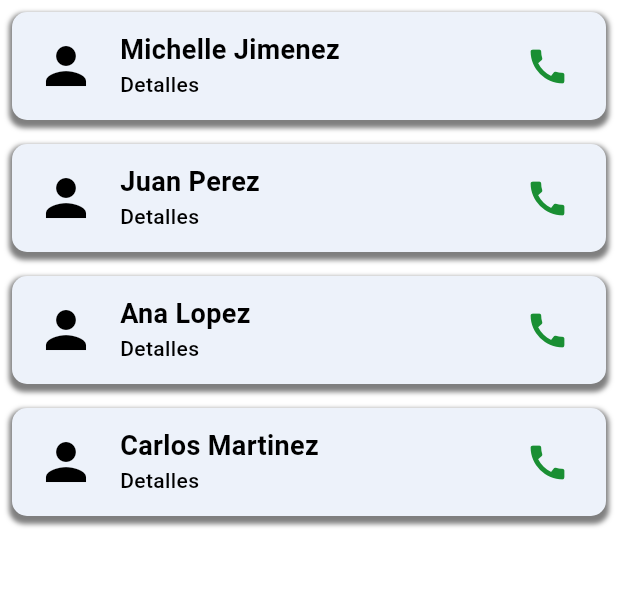
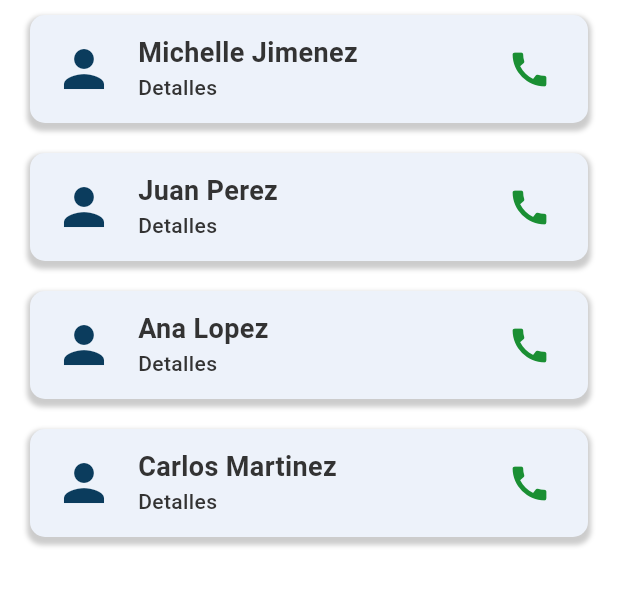
Before and after one commit to MichDlc03/movil_rec, a Flutter app: the screen it shows after launch, after a tap on "Iniciar sesión", after a tap on the "menu" icon, after a tap on the "more vert" icon, on a phone screen of 412 x 824 dp, the part 84-690 px from its top. Run offline on Flutter 3.47's test engine with Material 3 defaults, Android fonts, the phone set to English and light mode, and no system bars; our stand-ins replace carousel_slider, google_fonts; Roboto replaces fonts that are missing (Dosis).

Commit message:
cambio de colores completos

```diff
--- a/lib/pages/login_page.dart
+++ b/lib/pages/login_page.dart
@@ -22,10 +22,11 @@ class _LoginPageState extends State<LoginPage> {
             begin: Alignment.topLeft,
             end: Alignment.bottomRight,
             colors: [
-              Color.fromARGB(255, 126, 126, 126),
-              Color(0xff0A0A0A),
-              Color.fromARGB(255, 0, 0, 0),
-              Color.fromARGB(255, 126, 126, 126),
+              Color.fromARGB(255, 159, 187, 243),
+              Color(0xff154367),
+              Color(0xff154367),
+              Color(0xff154367),
+              Color.fromARGB(255, 159, 187, 243),
             ],
           ),
         ),
@@ -86,7 +87,7 @@ class _LoginPageState extends State<LoginPage> {
                 textAlign: TextAlign.center,
                 style: GoogleFonts.dosis(
                     textStyle: Theme.of(context).textTheme.displayLarge,
-                    fontSize: 20,
+                    fontSize: 18,
                     fontWeight: FontWeight.w600,
                     color: Colors.white),
               ),
@@ -117,7 +118,7 @@ class _LoginPageState extends State<LoginPage> {
 
   Widget _buttonSingUp() {
     return MaterialButton(
-        color: const Color.fromARGB(255, 46, 46, 46),
+        color: const Color(0xffEDF2FA),
         onPressed: () {
           Navigator.pushReplacementNamed(context, 'ListaDeProspectos');
         },
@@ -130,7 +131,7 @@ class _LoginPageState extends State<LoginPage> {
             style: GoogleFonts.dosis(
                 textStyle: Theme.of(context).textTheme.displayLarge,
                 fontSize: 20,
-                fontWeight: FontWeight.w800,
-                color: Colors.white)));
+                fontWeight: FontWeight.w700,
+                color: const Color(0xff333333))));
   }
 }
--- a/lib/pages/splash.dart
+++ b/lib/pages/splash.dart
@@ -28,10 +28,11 @@ class SplashState extends State<Splash> {
             begin: Alignment.topLeft,
             end: Alignment.bottomRight,
             colors: [
-              Color.fromARGB(255, 126, 126, 126),
-              Color(0xff0A0A0A),
-              Color.fromARGB(255, 0, 0, 0),
-              Color.fromARGB(255, 126, 126, 126),
+              Color.fromARGB(255, 159, 187, 243),
+              Color(0xff154367),
+              Color(0xff154367),
+              Color(0xff154367),
+              Color.fromARGB(255, 159, 187, 243),
             ],
           ),
         ),
--- a/lib/widgets/custom_drawer.dart
+++ b/lib/widgets/custom_drawer.dart
@@ -1,4 +1,5 @@
 import 'package:flutter/material.dart';
+import 'package:google_fonts/google_fonts.dart';
 
 class CustomDrawer extends StatelessWidget {
   const CustomDrawer({super.key});
@@ -9,29 +10,49 @@ class CustomDrawer extends StatelessWidget {
       child: ListView(
         padding: EdgeInsets.zero,
         children: <Widget>[
-          const DrawerHeader(
-            decoration: BoxDecoration(
-              color:  Color(0xff0B3C5D),
+          DrawerHeader(
+            decoration: const BoxDecoration(
+              color: Color(0xff0B3C5D),
             ),
             child: Text(
               'Menú',
-              style: TextStyle(
-                color: Colors.white,
-                fontSize: 24,
-              ),
+              style: GoogleFonts.dosis(
+                  textStyle: Theme.of(context).textTheme.displayLarge,
+                  fontSize: 30,
+                  fontWeight: FontWeight.w600,
+                  color: Colors.white),
             ),
           ),
           ListTile(
-            leading: const Icon(Icons.home, color: Color(0xff0B3C5D),),
-            title: const Text('Inmuebles'),
+            leading: const Icon(
+              Icons.home,
+              color: Color(0xff0B3C5D),
+            ),
+            title: Text(
+              'Inmuebles',
+              style: GoogleFonts.dosis(
+                  textStyle: Theme.of(context).textTheme.displayLarge,
+                  fontSize: 20,
+                  fontWeight: FontWeight.w500,
+                  color: const Color(0xff010101)),
+            ),
             onTap: () {
               Navigator.pop(context);
               Navigator.pushNamed(context, 'ListaDeInmuebles');
             },
           ),
           ListTile(
-            leading: const Icon(Icons.person, color: Color(0xff0B3C5D),),
-            title: const Text('Asesores'),
+            leading: const Icon(
+              Icons.person,
+              color: Color(0xff0B3C5D),
+            ),
+            title: Text('Asesores',
+                style: GoogleFonts.dosis(
+                  textStyle: Theme.of(context).textTheme.displayLarge,
+                  fontSize: 20,
+                  fontWeight: FontWeight.w500,
+                  color: const Color(0xff010101),
+                )),
             onTap: () {
               Navigator.pop(context);
               Navigator.pushNamed(context, 'ListaDeProspectos');
--- a/lib/widgets/mi_lista_prospectos.dart
+++ b/lib/widgets/mi_lista_prospectos.dart
@@ -115,14 +115,15 @@ class _MiListaDeProspectosState extends State<MiListaDeProspectos> {
           itemBuilder: (context, index) {
             final prospecto = prospectos[index];
             return Padding(
-              padding: const EdgeInsets.all(8.0),
+              padding:
+                  const EdgeInsets.symmetric(vertical: 10.0, horizontal: 20.0),
               child: Container(
                 decoration: BoxDecoration(
                   color: const Color(0xffEDF2FA),
                   borderRadius: BorderRadius.circular(10),
                   boxShadow: [
                     BoxShadow(
-                      color: Colors.black.withOpacity(0.5),
+                      color: Colors.black.withOpacity(0.2),
                       spreadRadius: 2,
                       blurRadius: 2,
                       offset: const Offset(0, 3),
@@ -131,14 +132,14 @@ class _MiListaDeProspectosState extends State<MiListaDeProspectos> {
                 ),
                 child: ListTile(
                   leading: const Icon(Icons.person,
-                      color: Color(0xff000000), size: 40),
+                      color: Color(0xff0B3C5D), size: 40),
                   title: Text(
                     prospecto.nombre,
                     style: GoogleFonts.dosis(
                       textStyle: Theme.of(context).textTheme.bodyMedium,
                       fontSize: 18,
                       fontWeight: FontWeight.bold,
-                      color: Colors.black,
+                      color: const Color(0xff333333),
                     ),
                   ),
                   trailing: const Icon(Icons.call,
@@ -149,7 +150,7 @@ class _MiListaDeProspectosState extends State<MiListaDeProspectos> {
                       textStyle: Theme.of(context).textTheme.bodyMedium,
                       fontSize: 14,
                       fontWeight: FontWeight.w500,
-                      color: const Color(0xff000000),
+                      color: const Color(0xff333333),
                     ),
                   ),
                   onTap: () {
--- a/pubspec.yaml
+++ b/pubspec.yaml
@@ -61,6 +61,7 @@ flutter:
     - assets/imagenes/
     - assets/imagenes/icononegro.png
     - assets/imagenes/iconoblanco.png
+    - assets/imagenes/icon-rec.png
     - assets/imagenes/casa.jpg
     - assets/imagenes/casa2.jpg
     - assets/imagenes/casa3.jpg
@@ -74,7 +75,7 @@ flutter:
 flutter_icons:
   android: true
   ios: true
-  image_path: "assets/imagenes/icononegro.png"
+  image_path: "assets/imagenes/icon-rec.png"
 
   # To add assets to your application, add an assets section, like this:
   # assets:
```
Also changed, not shown: lib/pages/crear_cuenta.dart (+15 -14 lines), lib/pages/perfil_inmuebles_page.dart (+15 -14 lines), lib/pages/perfil_prospectos_page.dart (+6 -6 lines), lib/widgets/mi_lista_inmuebles.dart (+7 -6 lines), assets/imagenes/icon-rec.png (added), 1 other file.
